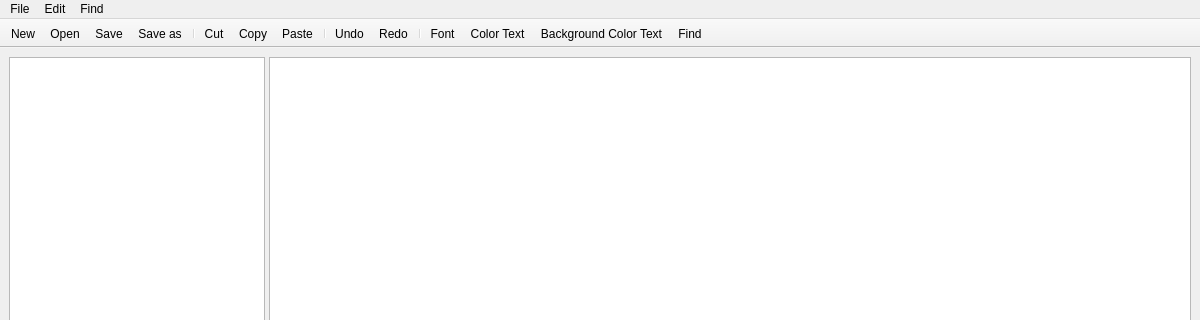
The window that app/src/mainwindow.ui (ailchuk/utext) describes before a commit, drawn with Qt 5; both pictures show x 0 to 1200 and y 0 to 320 of the 1200 by 800 pixel window.
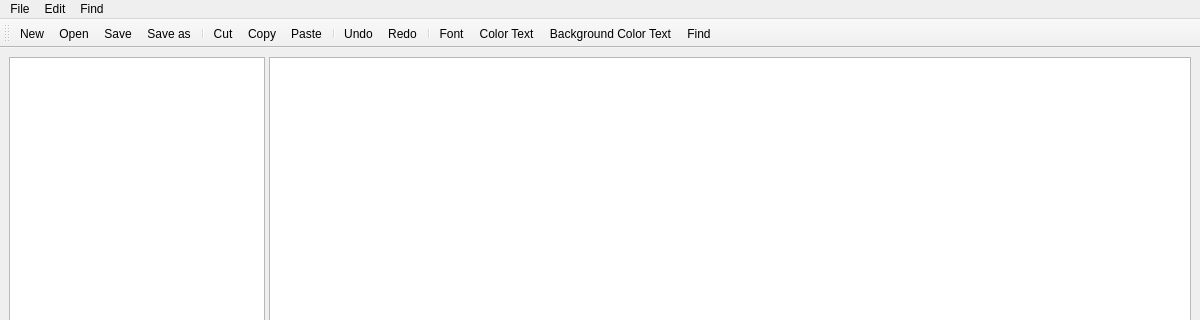
The same window after the commit. Icons and pictures are not drawn.

Patch:
```diff
--- a/app/src/mainwindow.ui
+++ b/app/src/mainwindow.ui
@@ -129,7 +129,7 @@
     <string>toolBar</string>
    </property>
    <property name="movable">
-    <bool>false</bool>
+    <bool>true</bool>
    </property>
    <attribute name="toolBarArea">
     <enum>TopToolBarArea</enum>
```
